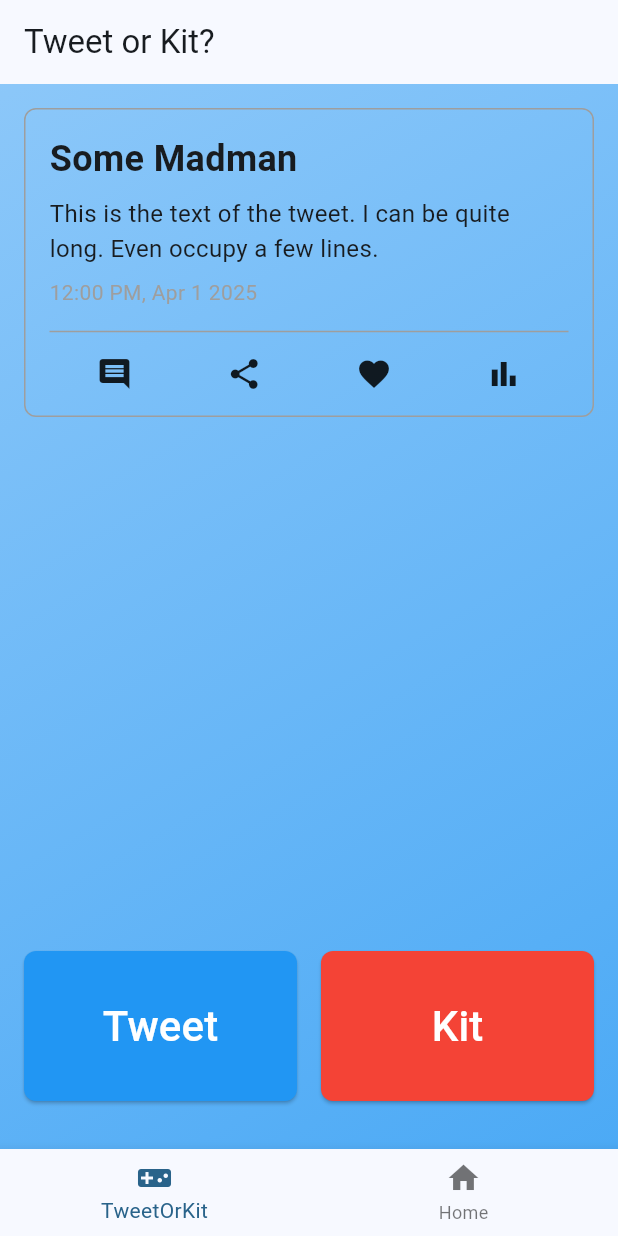
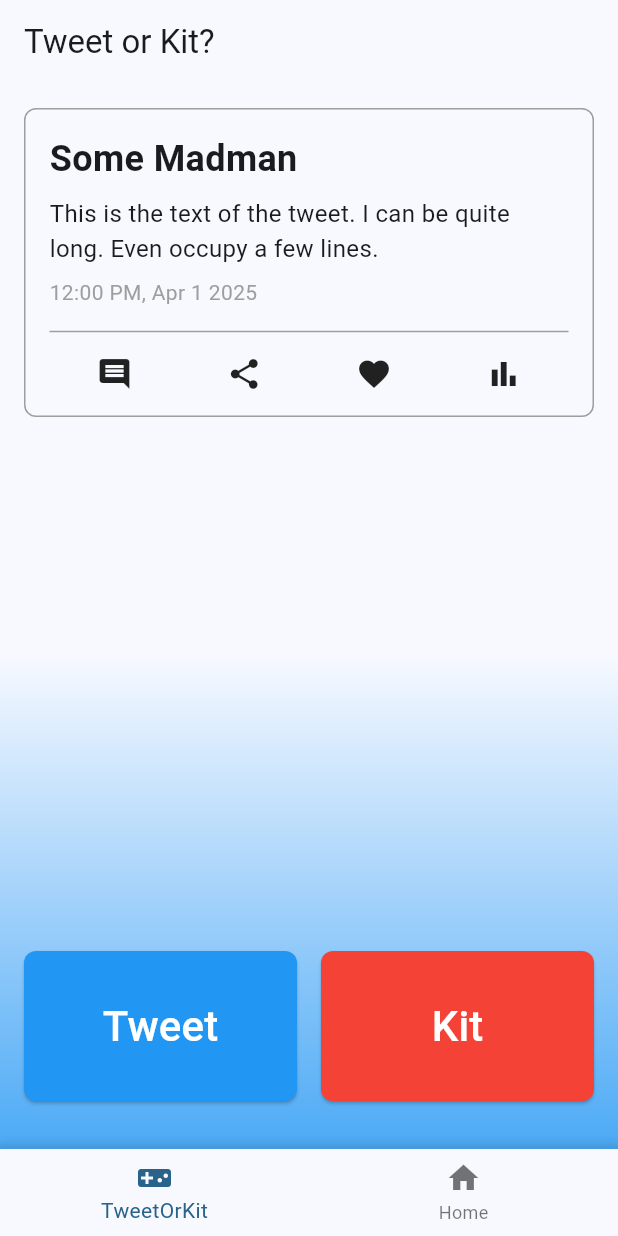
Before and after one commit to Fiflon/TweetOrKit, a Flutter app: the screen it shows once a user with an empty profile is signed in, after a tap on "Tweet", on a phone screen of 412 x 824 dp. Run offline on Flutter 3.47's test engine with Material 3 defaults, Android fonts, the phone set to English and light mode, and no system bars; our stand-ins replace firebase_auth, firebase_core, google_sign_in; accounts and stored records are empty; network calls fail.

Commit message:
Update click animation

```diff
--- a/lib/features/game/screens/game_screen.dart
+++ b/lib/features/game/screens/game_screen.dart
@@ -16,8 +16,8 @@ class _GameScreenState extends State<GameScreen> {
   void _animateGradient(Color color) {
     setState(() {
       _isAnimating = true;
-      _startColor = color.withOpacity(0.5);
-      _endColor = color.withOpacity(0.8);
+      _startColor = color.withValues(alpha: 0.8);
+      _endColor = color.withValues(alpha: 0);
     });
 
     Future.delayed(Duration(seconds: 5), () {
@@ -37,16 +37,21 @@ class _GameScreenState extends State<GameScreen> {
       ),
       body: Stack(
         children: [
-          AnimatedContainer(
-            duration: Duration(milliseconds: 500),
-            decoration: BoxDecoration(
-              gradient: LinearGradient(
-                begin: Alignment.topLeft,
-                end: Alignment.bottomRight,
-                colors: [_startColor, _endColor],
+          Align(
+            alignment: Alignment.bottomCenter,
+            child: AnimatedContainer(
+              duration: Duration(milliseconds: 500),
+              height: MediaQuery.of(context).size.height * 0.4,
+              decoration: BoxDecoration(
+                gradient: LinearGradient(
+                  begin: Alignment.topCenter,
+                  end: Alignment.bottomCenter,
+                  colors: [_endColor, _startColor],
+                ),
               ),
             ),
           ),
+
           Padding(
             padding: const EdgeInsets.all(16),
             child: Column(
--- a/lib/main_navigation.dart
+++ b/lib/main_navigation.dart
@@ -28,7 +28,18 @@ class _MainNavigationState extends State<MainNavigation> {
   Widget build(BuildContext context) {
     return Scaffold(
       body: _screens[_selectedIndex],
-      bottomNavigationBar: BottomNavigationBar(
+      bottomNavigationBar: Container(
+        decoration: BoxDecoration(
+          boxShadow: [
+            BoxShadow(
+              color: Theme.of(context).colorScheme.primary.withValues(alpha: 0.2),
+              spreadRadius: 2,
+              blurRadius: 5,
+              offset: const Offset(0, -2),
+            ),
+          ],
+        ),
+        child: BottomNavigationBar(
           currentIndex: _selectedIndex,
           onTap: _onItemTapped,
           items: const [
@@ -42,6 +53,7 @@ class _MainNavigationState extends State<MainNavigation> {
             ),
           ],
         ),
+      ),
     );
   }
 }
```
Lines whose indentation alone changed are shown as unchanged.
